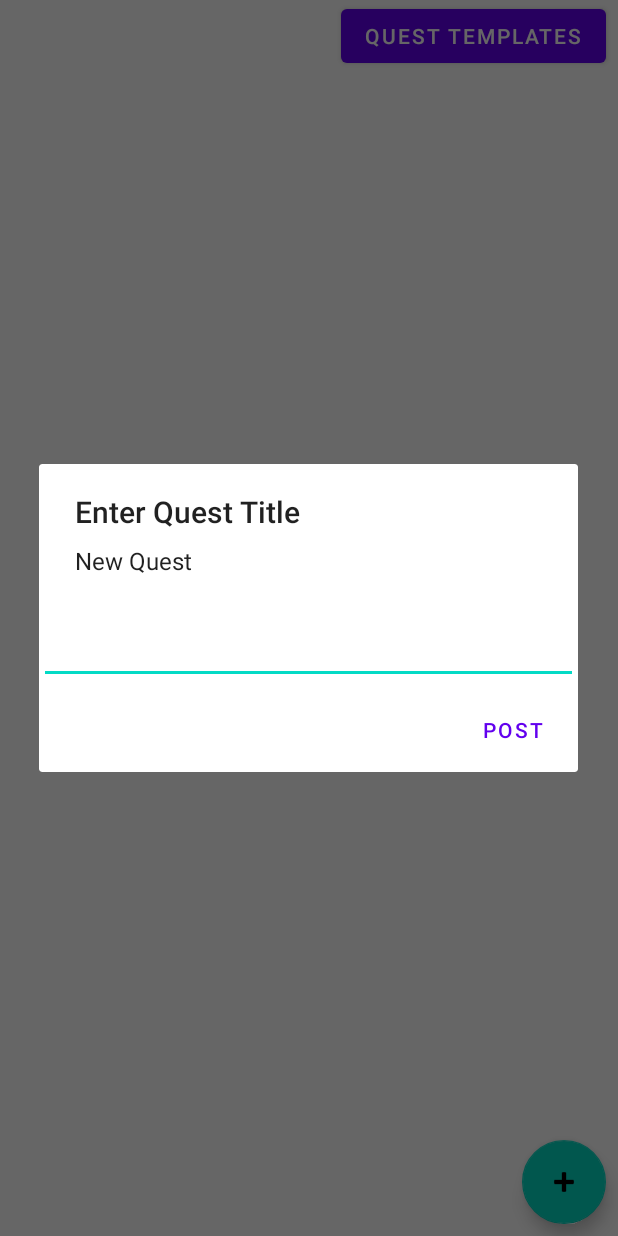
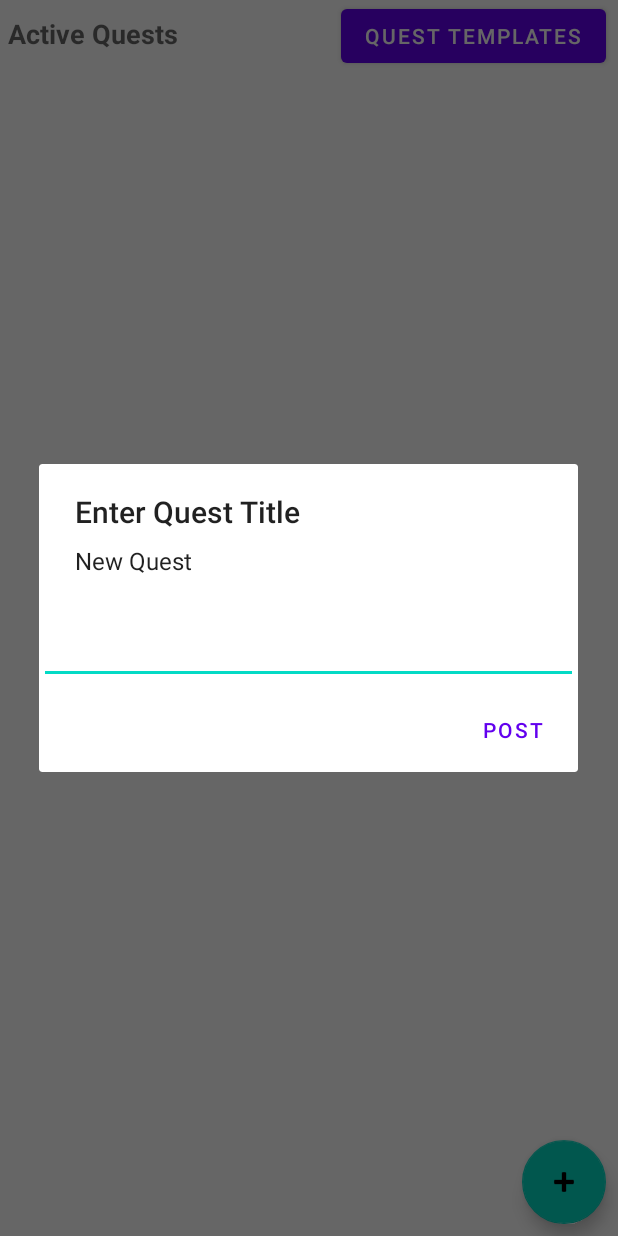
Before and after one commit to BrianJSo/QuestLogbook, an Android app: the screen it shows after launch (MainActivity), after a tap on an icon or button, on a phone screen of 412 x 824 dp. Run offline under Robolectric (Android 15) with nearby library versions, the light colour scheme and no system bars.

Commit message:
minor UI fixes

```diff
--- a/app/src/main/java/com/mobdeve/caim_sob/questlogbook/MainActivity.java
+++ b/app/src/main/java/com/mobdeve/caim_sob/questlogbook/MainActivity.java
@@ -94,7 +94,7 @@ public class MainActivity extends AppCompatActivity {
         while (results.moveToNext()){
             int id = Integer.parseInt(results.getString(0));
             String title = results.getString(1);
-            sample = new Quest(id, title);
+            sample = new Quest(id, title, "", "");
             questList.add(sample);
         }
         this.questAdapter.notifyDataSetChanged();
@@ -106,7 +106,7 @@ public class MainActivity extends AppCompatActivity {
         while (results.moveToNext()){
             int id = Integer.parseInt(results.getString(0));
             String title = results.getString(1);
-            sample = new Quest(id, title);
+            sample = new Quest(id, title, "", "");
             questList.add(sample);
         }
     }
--- a/app/src/main/java/com/mobdeve/caim_sob/questlogbook/QuestViewHolder.java
+++ b/app/src/main/java/com/mobdeve/caim_sob/questlogbook/QuestViewHolder.java
@@ -44,7 +44,11 @@ public class QuestViewHolder extends RecyclerView.ViewHolder {
 
     public void setDetails(String title, String desc, QuestType type){
         this.title.setText(title);
-        this.desc.setText(desc);
+        if(desc.equals("")){
+            this.desc.setText("TODO");
+        } else {
+            this.desc.setText(desc);
+        }
         this.type.setText(type.name());
     }
 }
--- a/app/src/main/res/layout/activity_main.xml
+++ b/app/src/main/res/layout/activity_main.xml
@@ -18,6 +18,16 @@
             android:layout_height="wrap_content"
             android:gravity="end"
             android:orientation="horizontal">
+
+            <TextView
+                android:id="@+id/textView3"
+                android:layout_width="0dp"
+                android:layout_height="wrap_content"
+                android:layout_weight="1"
+                android:padding="5dp"
+                android:text="@string/active_quests"
+                android:textAppearance="@style/TextAppearance.AppCompat.Medium"
+                android:textStyle="bold" />
 
             <Button
                 android:id="@+id/toQuestTemplateBtn"
--- a/app/src/main/res/values/strings.xml
+++ b/app/src/main/res/values/strings.xml
@@ -24,6 +24,7 @@
     <string name="quest_notes">Notes</string>
     <string name="quest_update_notes">Update Notes</string>
     <string name="quest_maker">Quest Maker</string>
+    <string name="active_quests">Active Quests</string>
     <string name="quest_templates">Quest Templates</string>
     <string name="default_date">MM-DD-YYYY</string>
     <string name="default_time">HH:MM</string>
```
Also changed, not shown: app/src/main/java/com/mobdeve/caim_sob/questlogbook/Quest.java (+1 -11 lines).
